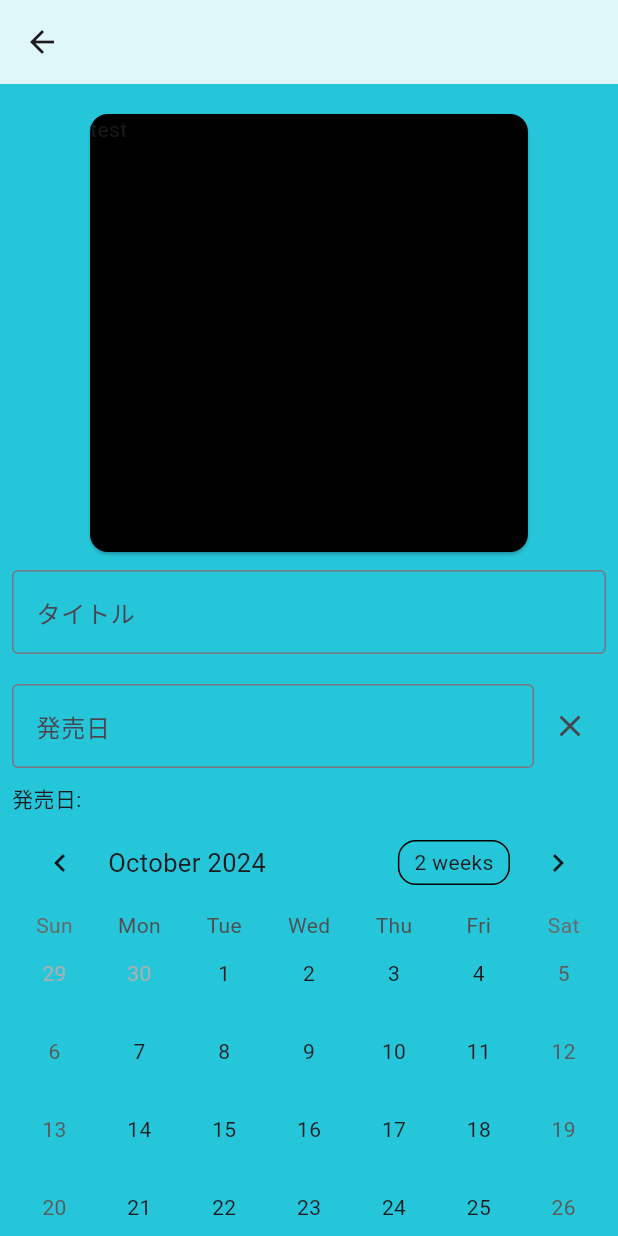
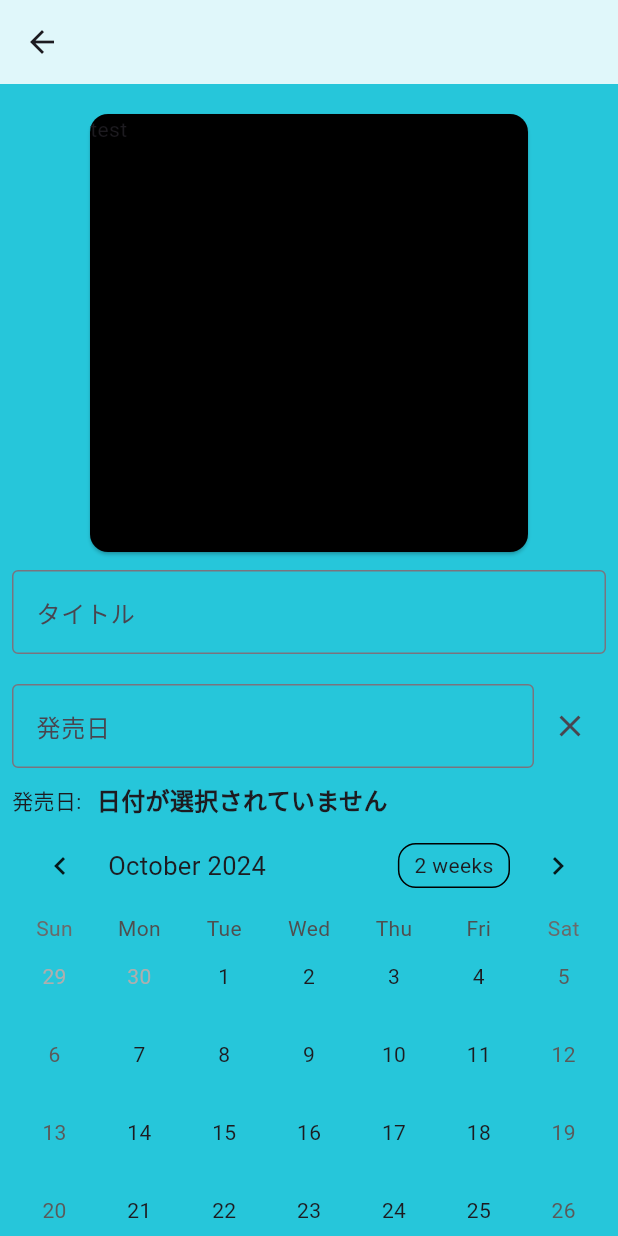
Before and after one commit to HikaruKusanagi27/game_review, a Flutter app: the PostPage screen opened directly, on a phone screen of 412 x 824 dp. Run offline on Flutter 3.47's test engine with Material 3 defaults, Android fonts, the phone set to English and light mode, and no system bars; drawn by our look-alikes of table_calendar; our stand-ins replace cloud_firestore, firebase_core; accounts and stored records are empty.

Commit message:
カレンダーの実装

```diff
--- a/lib/post_page.dart
+++ b/lib/post_page.dart
@@ -17,14 +17,16 @@ class PostPage extends StatefulWidget {
 class _PostPageState extends State<PostPage> {
   DateTime? _selectedDate;
   final TextEditingController _dateController = TextEditingController();
-  String _displayedText = '';
+  String _displayedDateText = '日付が選択されていません';
 
   @override
   void initState() {
     super.initState();
     _dateController.addListener(() {
       setState(() {
-        _displayedText = _dateController.text;
+        _displayedDateText = _dateController.text.isNotEmpty
+            ? _dateController.text
+            : "日付が選択されていません";
       });
     });
   }
@@ -38,6 +40,8 @@ class _PostPageState extends State<PostPage> {
   void _clearDate() {
     setState(() {
       _dateController.clear(); // TextFieldの内容をクリア
+      _selectedDate = null; // 日付の選択をクリア
+      _displayedDateText = "日付が選択されていません"; // 表示テキストをクリア
     });
   }
 
@@ -95,12 +99,11 @@ class _PostPageState extends State<PostPage> {
                   children: [
                     Text('発売日:'),
                     SizedBox(width: 10),
-                    if (_selectedDate != null)
-                      Text(
-                        "${_selectedDate!.year}/${_selectedDate!.month}/${_selectedDate!.day}",
-                        style: TextStyle(
-                            fontSize: 16, fontWeight: FontWeight.bold),
-                      ),
+                    Text(
+                      _displayedDateText,
+                      style:
+                          TextStyle(fontSize: 16, fontWeight: FontWeight.bold),
+                    ),
                   ],
                 ),
                 TableCalendar(
```
